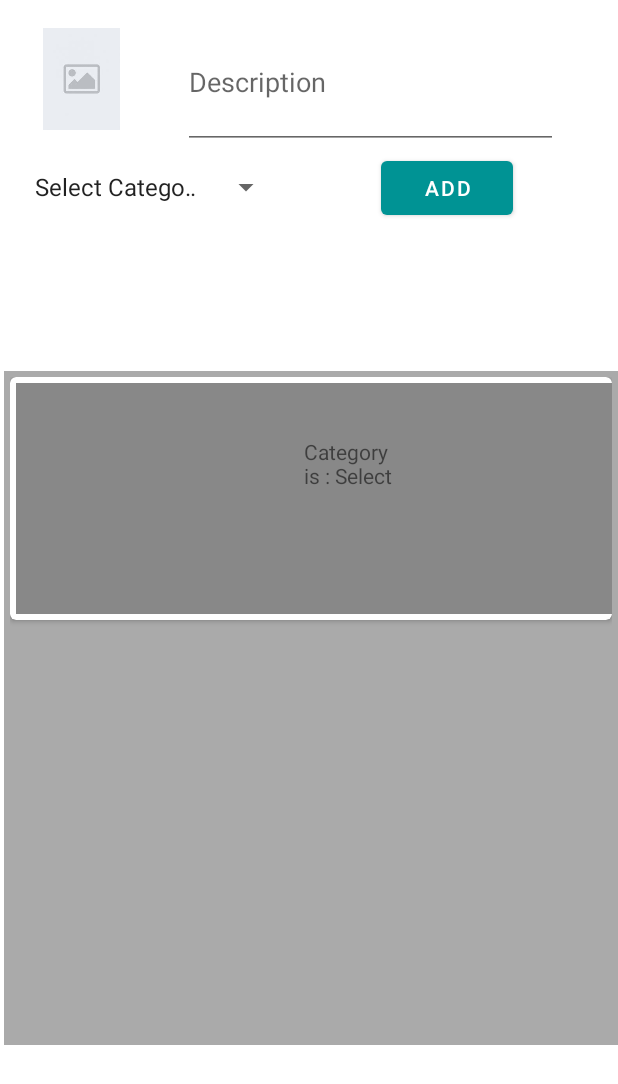
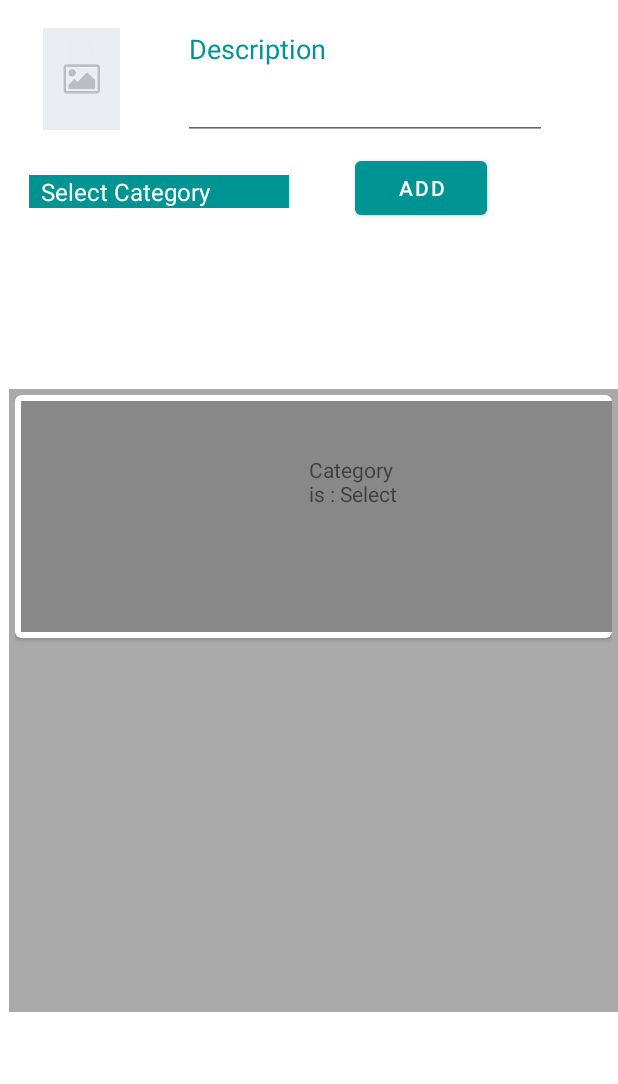
Before and after one commit to Omniakhalid/QR-Scanner-and-Image-Similarity-Detection, an Android app: the Myitems screen opened directly, with no data from a screen before it, after a tap on "ADD", on a phone screen of 412 x 824 dp. Shown: the top 1084 px of the screen. Run offline under Robolectric (Android 15) with nearby library versions, the phone set to English and light mode, and no system bars.

Commit message:
Update UI

```diff
--- a/QRScannerandImageSimilarityDetection/app/src/main/java/com/example/qr_scanner_and_image_similarity_detection/ItemCardClass.java
+++ b/QRScannerandImageSimilarityDetection/app/src/main/java/com/example/qr_scanner_and_image_similarity_detection/ItemCardClass.java
@@ -5,22 +5,31 @@ import android.graphics.Bitmap;
 public class ItemCardClass {
     private String Discreaption;
     private String mCategory;
-    private Bitmap Save;
-    public ItemCardClass(String text1, String text2, Bitmap imageResource){
-        Discreaption=text1;
-        mCategory=text2;
-        Save=imageResource;
+    private Bitmap ImageSource;
+    public ItemCardClass(){
     }
 
-    public String getMyText1() {
+    public String getDiscreaption() {
         return Discreaption;
     }
 
-    public String getMyText2() {
+    public String getmCategory() {
         return mCategory;
     }
 
-    public Bitmap getmImageResource() {
-        return Save;
+    public Bitmap getImageSource() {
+        return ImageSource;
+    }
+
+    public void setDiscreaption(String discreaption) {
+        Discreaption = discreaption;
+    }
+
+    public void setmCategory(String mCategory) {
+        this.mCategory = mCategory;
+    }
+
+    public void setImageSource(Bitmap imageSource) {
+        ImageSource = imageSource;
     }
 }
--- a/QRScannerandImageSimilarityDetection/app/src/main/java/com/example/qr_scanner_and_image_similarity_detection/activities/Myitems.java
+++ b/QRScannerandImageSimilarityDetection/app/src/main/java/com/example/qr_scanner_and_image_similarity_detection/activities/Myitems.java
@@ -15,6 +15,7 @@ import android.widget.ImageView;
 import android.widget.Spinner;
 
 import com.example.qr_scanner_and_image_similarity_detection.ItemCardClass;
+import com.example.qr_scanner_and_image_similarity_detection.adapters.MyItemAdapter;
 import com.example.qr_scanner_and_image_similarity_detection.R;
 
 import java.io.FileNotFoundException;
@@ -47,7 +48,7 @@ public class Myitems extends AppCompatActivity {
 
         MyRecyclerView =findViewById(R.id.Recclarvie);
         myResLaoutMan=new LinearLayoutManager(this);
-        myResAdapter=new com.example.qr_scanner_and_image_similarity_detection.MyItemAdapter(ItemList);
+        myResAdapter=new MyItemAdapter(ItemList);
         MyRecyclerView.setLayoutManager(myResLaoutMan);
         MyRecyclerView.setAdapter(myResAdapter);
 
@@ -56,7 +57,11 @@ public class Myitems extends AppCompatActivity {
         addBtn.setOnClickListener(new View.OnClickListener() {
             @Override
             public void onClick(View v) {
-                ItemList.add(new ItemCardClass(decre.getText().toString(),"Category is : "+ cateSpin.getSelectedItem().toString(), bitmap));
+                ItemCardClass NewItem=new ItemCardClass();
+                NewItem.setDiscreaption(decre.getText().toString());
+                NewItem.setmCategory("Category is : "+ cateSpin.getSelectedItem().toString());
+                NewItem.setImageSource(bitmap);
+                ItemList.add(NewItem);
                 myResAdapter.notifyDataSetChanged();
             }
         });
--- a/QRScannerandImageSimilarityDetection/app/src/main/java/com/example/qr_scanner_and_image_similarity_detection/adapters/MyItemAdapter.java
+++ b/QRScannerandImageSimilarityDetection/app/src/main/java/com/example/qr_scanner_and_image_similarity_detection/adapters/MyItemAdapter.java
@@ -1,4 +1,4 @@
-package com.example.qr_scanner_and_image_similarity_detection;
+package com.example.qr_scanner_and_image_similarity_detection.adapters;
 
 import android.view.LayoutInflater;
 import android.view.View;
@@ -8,6 +8,9 @@ import android.widget.TextView;
 
 import androidx.annotation.NonNull;
 import androidx.recyclerview.widget.RecyclerView;
+
+import com.example.qr_scanner_and_image_similarity_detection.ItemCardClass;
+import com.example.qr_scanner_and_image_similarity_detection.R;
 
 import java.util.ArrayList;
 
@@ -28,9 +31,9 @@ public class MyItemAdapter extends RecyclerView.Adapter<MyItemAdapter.ExampleVie
     @Override
     public void onBindViewHolder(@NonNull ExampleViewHolder holder, int position) {
         ItemCardClass currenProd =myExampleList.get(position);
-        holder.myTextDisceaption.setText(currenProd.getMyText1());
-        holder.myTextCategory.setText(currenProd.getMyText2());
-        holder.Savebtn.setImageBitmap(currenProd.getmImageResource());
+        holder.myTextDisceaption.setText(currenProd.getDiscreaption());
+        holder.myTextCategory.setText(currenProd.getmCategory());
+        holder.Savebtn.setImageBitmap(currenProd.getImageSource());
 
     }
 
--- a/QRScannerandImageSimilarityDetection/app/src/main/res/layout/activity_myitems.xml
+++ b/QRScannerandImageSimilarityDetection/app/src/main/res/layout/activity_myitems.xml
@@ -9,8 +9,8 @@
 
     <androidx.recyclerview.widget.RecyclerView
         android:id="@+id/Recclarvie"
-        android:layout_width="409dp"
-        android:layout_height="449dp"
+        android:layout_width="406dp"
+        android:layout_height="415dp"
         android:layout_below="@+id/Rescleritem"
         android:layout_alignParentBottom="true"
         android:background="@android:color/darker_gray"
@@ -26,7 +26,7 @@
 
     <RelativeLayout
         android:id="@+id/relativeLayout"
-        android:layout_width="419dp"
+        android:layout_width="402dp"
         android:layout_height="178dp"
         android:layout_alignParentTop="true"
         android:layout_alignParentBottom="true"
@@ -58,8 +58,8 @@
 
         <EditText
             android:id="@+id/itm_Add_descrep"
-            android:layout_width="250dp"
-            android:layout_height="89dp"
+            android:layout_width="wrap_content"
+            android:layout_height="84dp"
             android:layout_alignParentStart="true"
             android:layout_alignParentLeft="true"
             android:layout_alignParentTop="true"
@@ -69,31 +69,16 @@
             android:layout_marginStart="122dp"
             android:layout_marginLeft="122dp"
             android:layout_marginTop="9dp"
-            android:layout_marginEnd="47dp"
-            android:layout_marginRight="47dp"
-            android:layout_marginBottom="79dp"
+            android:layout_marginEnd="37dp"
+            android:layout_marginRight="37dp"
+            android:layout_marginBottom="85dp"
             android:ems="10"
             android:hint="Description"
             android:inputType="textPersonName"
+            android:gravity="start"
+            android:textColor="@color/colorPrimary"
+            android:textColorHint="@color/colorPrimary"
             android:textSize="18sp" />
-
-        <Spinner
-            android:id="@+id/Item_Car_spinner"
-            android:layout_width="173dp"
-            android:layout_height="wrap_content"
-            android:layout_alignParentStart="true"
-            android:layout_alignParentLeft="true"
-            android:layout_alignParentTop="true"
-            android:layout_alignParentEnd="true"
-            android:layout_alignParentRight="true"
-            android:layout_alignParentBottom="true"
-            android:layout_marginStart="15dp"
-            android:layout_marginLeft="15dp"
-            android:layout_marginTop="112dp"
-            android:layout_marginEnd="231dp"
-            android:layout_marginRight="231dp"
-            android:layout_marginBottom="42dp"
-            android:entries="@array/Categories"/>
 
         <ImageView
             android:id="@+id/Itm_itemimg"
@@ -107,5 +92,22 @@
             android:layout_marginTop="18dp"
             app:srcCompat="@drawable/proimg" />
 
+        <Spinner
+            android:id="@+id/Item_Car_spinner"
+            android:layout_width="173dp"
+            android:layout_height="wrap_content"
+            android:layout_alignParentStart="true"
+            android:layout_alignParentLeft="true"
+            android:layout_alignParentRight="true"
+            android:layout_alignParentBottom="true"
+            android:layout_marginStart="19dp"
+            android:layout_marginLeft="19dp"
+            android:layout_marginRight="227dp"
+            android:layout_marginBottom="40dp"
+            android:background="@color/colorPrimary"
+            android:spinnerMode="dropdown"
+            android:theme="@style/spinnerTheme"
+            android:entries="@array/Categories" />
+
     </RelativeLayout>
 </androidx.constraintlayout.widget.ConstraintLayout>
```
Also changed, not shown: QRScannerandImageSimilarityDetection/app/src/main/res/layout/activity_profile.xml (+52 -58 lines).
